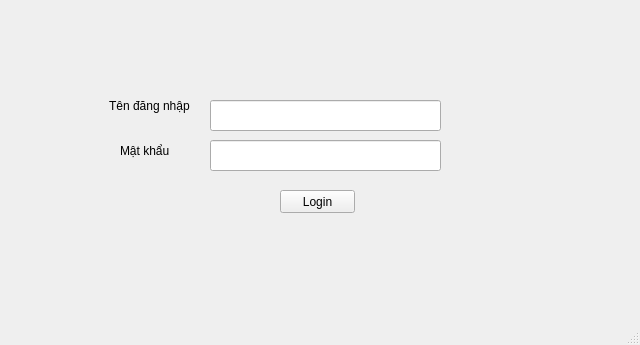
SmartBox10/Hopo, file login1.ui: the form before one commit.
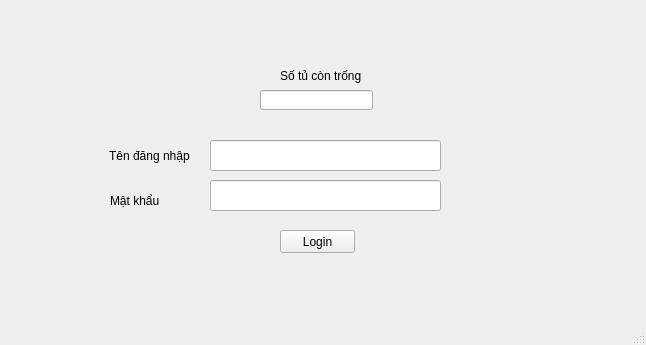
The form after the commit.

The edit to the form file:
```diff
--- a/login1.ui
+++ b/login1.ui
@@ -6,7 +6,7 @@
    <rect>
     <x>0</x>
     <y>0</y>
-    <width>640</width>
+    <width>646</width>
     <height>345</height>
    </rect>
   </property>
@@ -21,7 +21,7 @@
     <property name="geometry">
      <rect>
       <x>100</x>
-      <y>80</y>
+      <y>130</y>
       <width>101</width>
       <height>51</height>
      </rect>
@@ -40,7 +40,7 @@
     <property name="geometry">
      <rect>
       <x>280</x>
-      <y>190</y>
+      <y>230</y>
       <width>75</width>
       <height>23</height>
      </rect>
@@ -52,8 +52,8 @@
    <widget class="QLabel" name="LabelMk">
     <property name="geometry">
      <rect>
-      <x>120</x>
-      <y>140</y>
+      <x>110</x>
+      <y>190</y>
       <width>71</width>
       <height>21</height>
      </rect>
@@ -66,7 +66,7 @@
     <property name="geometry">
      <rect>
       <x>210</x>
-      <y>100</y>
+      <y>140</y>
       <width>231</width>
       <height>31</height>
      </rect>
@@ -76,12 +76,35 @@
     <property name="geometry">
      <rect>
       <x>210</x>
-      <y>140</y>
+      <y>180</y>
       <width>231</width>
       <height>31</height>
      </rect>
     </property>
    </widget>
+   <widget class="QLabel" name="label">
+    <property name="geometry">
+     <rect>
+      <x>280</x>
+      <y>60</y>
+      <width>91</width>
+      <height>31</height>
+     </rect>
+    </property>
+    <property name="text">
+     <string>Số tủ còn trống</string>
+    </property>
+   </widget>
+   <widget class="QLineEdit" name="showquanity">
+    <property name="geometry">
+     <rect>
+      <x>260</x>
+      <y>90</y>
+      <width>113</width>
+      <height>20</height>
+     </rect>
+    </property>
+   </widget>
   </widget>
   <widget class="QMenuBar" name="menubar">
    <property name="geometry">
```
Left out of the diff: 2 changed lines with no effect on the pictures.
